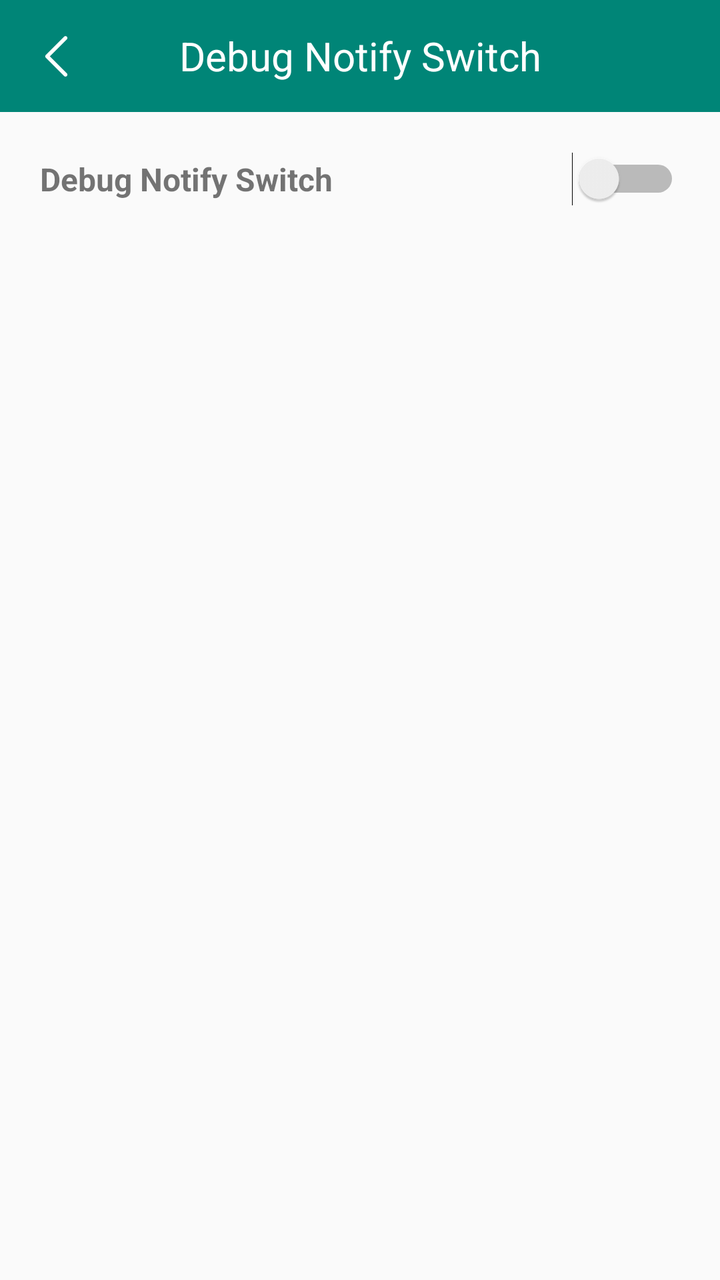
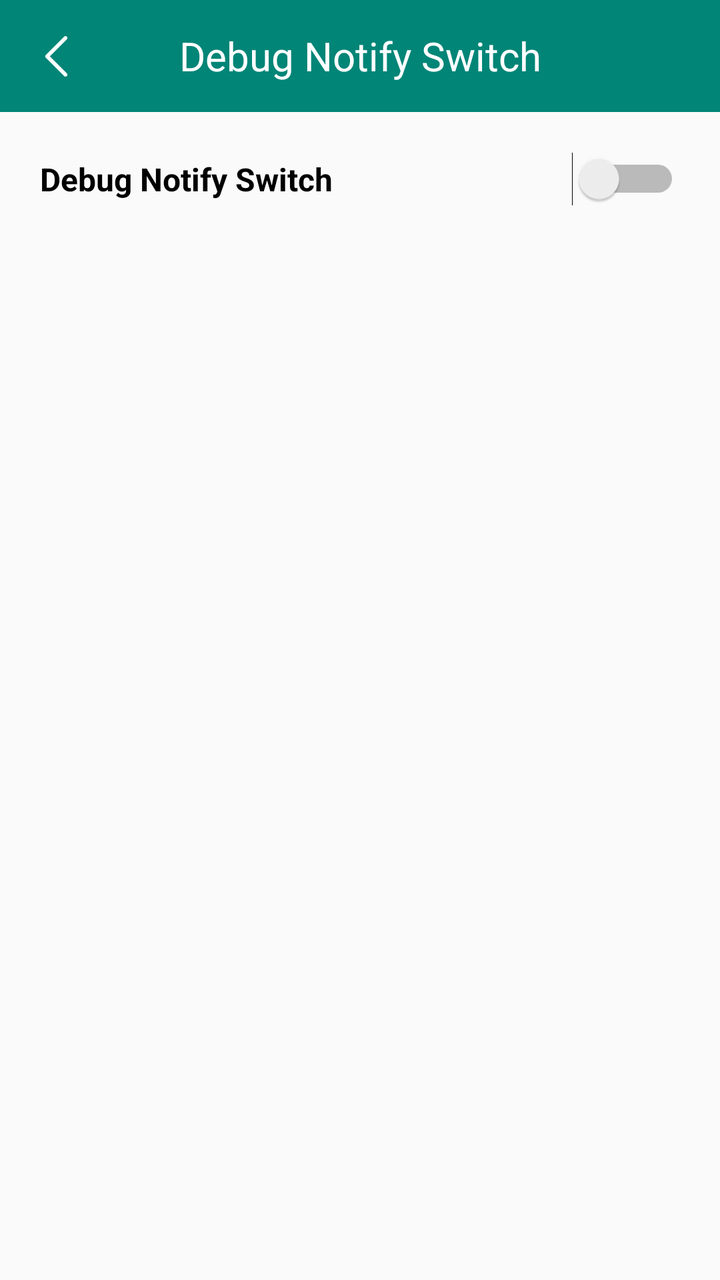

Two renders of the same Android screen: before a commit and after it. Below are the layout's source before the change and the commit's diff.
<!-- AndroidManifest.xml: application theme AppTheme -->
<!-- res/layout/activity_debug_switch.xml -->
<?xml version="1.0" encoding="utf-8"?>
<RelativeLayout xmlns:android="http://schemas.android.com/apk/res/android"
    xmlns:app="http://schemas.android.com/apk/res-auto"
    android:layout_width="match_parent"
    android:layout_height="match_parent">

    <androidx.appcompat.widget.Toolbar
        android:id="@+id/toolbar"
        android:layout_width="match_parent"
        android:layout_height="?attr/actionBarSize"
        android:background="@color/colorPrimary"
        android:gravity="center"
        app:navigationIcon="@mipmap/ic_back"
        app:title=" ">

        <TextView
            android:id="@+id/title"
            android:layout_width="wrap_content"
            android:layout_height="wrap_content"
            android:layout_gravity="center"
            android:text="@string/app_debug_notify"
            android:textColor="@color/colorWhite"
            android:textSize="20sp" />

    </androidx.appcompat.widget.Toolbar>

    <LinearLayout
        android:layout_width="match_parent"
        android:layout_height="match_parent"
        android:orientation="vertical"
        android:layout_below="@+id/toolbar"
        android:layout_margin="10dp">
        <RelativeLayout
            android:layout_width="match_parent"
            android:layout_height="wrap_content"
            android:layout_marginTop="10dp"
            android:layout_marginStart="10dp"
            android:layout_marginEnd="10dp">
            <TextView
                android:layout_width="wrap_content"
                android:layout_height="wrap_content"
                android:layout_centerVertical="true"
                android:textColor="@color/material_black"
                android:textSize="16sp"
                android:textStyle="bold"
                android:text="@string/app_debug_notify"/>
            <Switch
                android:id="@+id/st_debug"
                android:layout_width="wrap_content"
                android:layout_height="wrap_content"
                android:layout_alignParentEnd="true"
                android:layout_centerVertical="true"
                android:checked="false"/>
        </RelativeLayout>
        <TextView
            android:id="@+id/tv_show_debug1"
            android:layout_width="wrap_content"
            android:layout_height="wrap_content"
            android:layout_marginTop="10dp"
            android:text=""/>
        <TextView
            android:id="@+id/tv_show_debug2"
            android:layout_width="wrap_content"
            android:layout_height="wrap_content"
            android:layout_marginTop="10dp"
            android:text=""/>
    </LinearLayout>

</RelativeLayout>
<!-- resources referenced by this layout -->
<resources>
  <color name="colorPrimary">#008577</color>
  <color name="colorWhite">#ffffff</color>
  <!-- mipmap ic_back: png bitmap (mipmap-xxhdpi, 538 bytes) -->
  <string name="app_debug_notify">Debug Notify Switch</string>
  <style name="AppTheme" parent="Theme.AppCompat.Light.NoActionBar">
          
          <item name="colorPrimary">@color/colorPrimary</item>
          <item name="colorPrimaryDark">@color/colorPrimaryDark</item>
          <item name="colorAccent">@color/colorAccent</item>
      </style>
  <color name="colorPrimaryDark">#00574B</color>
  <color name="colorAccent">#D81B60</color>
</resources>

<!-- the commit's change to res/layout/activity_debug_switch.xml (unified diff, before → after) -->
@@ -40,7 +40,7 @@
                 android:layout_width="wrap_content"
                 android:layout_height="wrap_content"
                 android:layout_centerVertical="true"
-                android:textColor="@color/material_black"
+                android:textColor="#000000"
                 android:textSize="16sp"
                 android:textStyle="bold"
                 android:text="@string/app_debug_notify"/>
